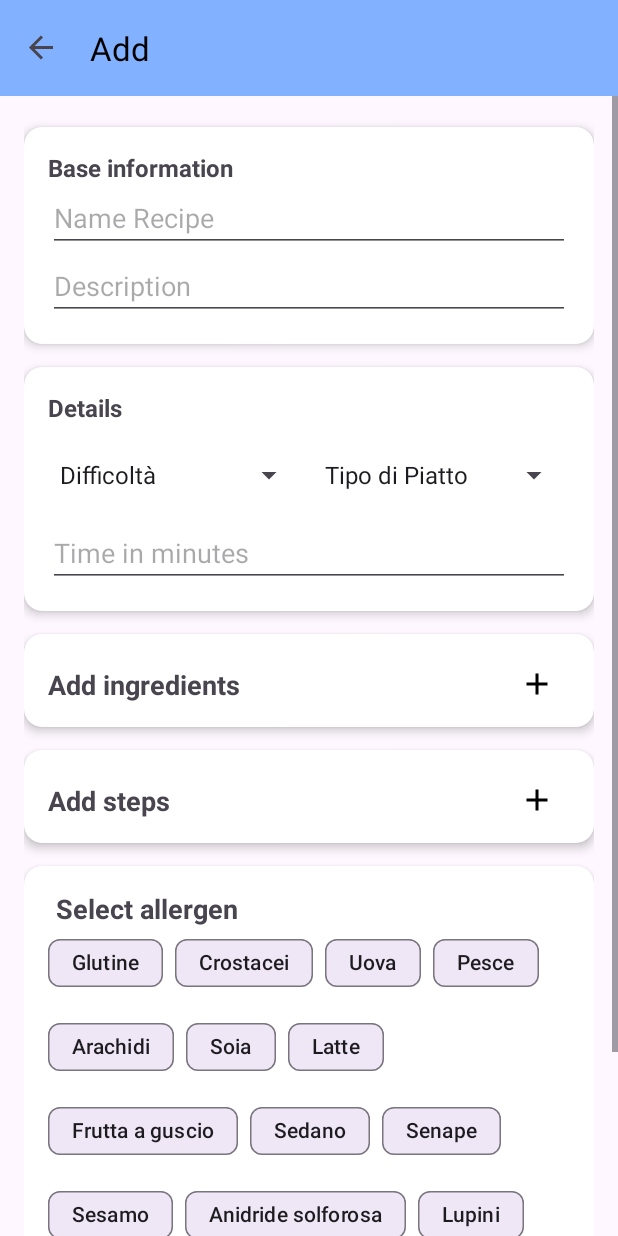
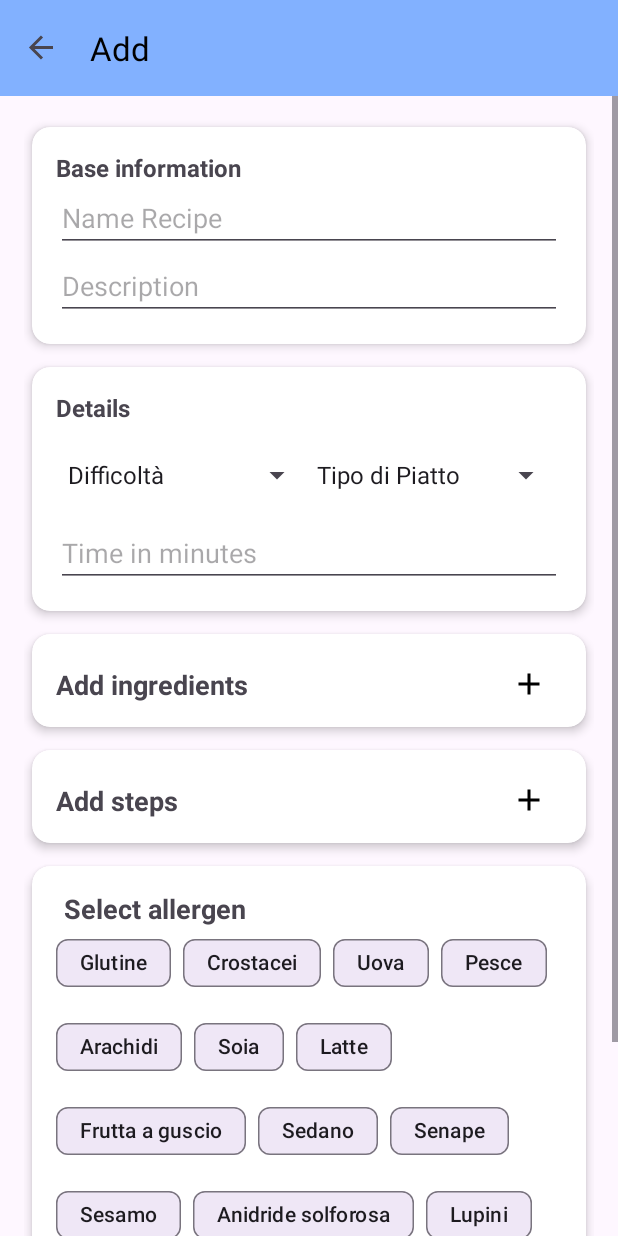
Before and after one commit to tinoLegend03/cookbook_v2, an Android app: the AddFragment screen opened through its navigation route, on a phone screen of 412 x 824 dp. Run offline under Robolectric (Android 15) with nearby library versions, the phone set to English and light mode, and no system bars; our stand-ins replace Room's generated code, navigation-ui.

Commit message:
Aggiunto dei margin left e right in add

```diff
--- a/app/src/main/java/com/project/roomdb_replica_ufficiale/fragments/list/ListFragment.kt
+++ b/app/src/main/java/com/project/roomdb_replica_ufficiale/fragments/list/ListFragment.kt
@@ -1,29 +1,20 @@
 package com.project.roomdb_replica_ufficiale.fragments.list
 
 import android.app.AlertDialog
-import android.content.Context
 import android.os.Bundle
 import androidx.fragment.app.Fragment
 import android.view.LayoutInflater
-import android.view.Menu
-import android.view.MenuInflater
-import android.view.SearchEvent
 import android.view.View
 import android.view.ViewGroup
-import android.view.inputmethod.InputMethodManager
 import android.widget.AdapterView
-import android.widget.ArrayAdapter
 import android.widget.SeekBar
 import android.widget.Toast
 import androidx.appcompat.widget.SearchView
 import androidx.lifecycle.LiveData
-import androidx.lifecycle.Observer
 import androidx.lifecycle.ViewModelProvider
 import androidx.navigation.fragment.findNavController
 import androidx.recyclerview.widget.LinearLayoutManager
 import com.project.roomdb_replica_ufficiale.R
-import com.project.roomdb_replica_ufficiale.adapter.RecentRecipesAdapter
-import com.project.roomdb_replica_ufficiale.data.istruzione.IstruzioneViewModel
 import com.project.roomdb_replica_ufficiale.data.ricetta.Ricetta
 import com.project.roomdb_replica_ufficiale.data.ricetta.RicettaViewModel
 import com.project.roomdb_replica_ufficiale.databinding.FragmentListBinding
@@ -164,10 +155,10 @@ class ListFragment : Fragment() {
         binding.toggleFiltersButton.setOnClickListener {
             if (binding.filterCard.visibility == View.GONE) {
                 binding.filterCard.visibility = View.VISIBLE
-                binding.toggleFiltersButton.setImageResource(R.drawable.ic_close) // ad esempio una X
+                binding.toggleFiltersButton.setImageResource(R.drawable.ic_close1) // ad esempio una X
             } else {
                 binding.filterCard.visibility = View.GONE
-                binding.toggleFiltersButton.setImageResource(R.drawable.ic_filter_list)
+                binding.toggleFiltersButton.setImageResource(R.drawable.ic_filter_list1)
             }
         }
 
--- a/app/src/main/res/layout-land/fragment_add.xml
+++ b/app/src/main/res/layout-land/fragment_add.xml
@@ -40,7 +40,9 @@
             app:layout_constraintEnd_toEndOf="@id/guideline_end_vertical"
             app:layout_constraintTop_toTopOf="@id/guideline_start_horizontal"
             app:cardElevation="4dp"
-            app:cardCornerRadius="12dp">
+            app:cardCornerRadius="12dp"
+            android:layout_marginLeft="5dp"
+            android:layout_marginRight="5dp">
 
             <androidx.constraintlayout.widget.ConstraintLayout
                 android:layout_width="match_parent"
@@ -91,7 +93,9 @@
             app:cardCornerRadius="12dp"
             app:layout_constraintStart_toStartOf="@id/guideline_start_vertical"
             app:layout_constraintEnd_toEndOf="@id/guideline_end_vertical"
-            app:layout_constraintTop_toBottomOf="@id/information_card">
+            app:layout_constraintTop_toBottomOf="@id/information_card"
+            android:layout_marginLeft="5dp"
+            android:layout_marginRight="5dp">
 
             <androidx.constraintlayout.widget.ConstraintLayout
                 android:layout_width="match_parent"
@@ -150,7 +154,9 @@
             app:cardCornerRadius="12dp"
             app:layout_constraintStart_toStartOf="@id/guideline_start_vertical"
             app:layout_constraintEnd_toEndOf="@id/guideline_end_vertical"
-            app:layout_constraintTop_toBottomOf="@id/details_card">
+            app:layout_constraintTop_toBottomOf="@id/details_card"
+            android:layout_marginLeft="5dp"
+            android:layout_marginRight="5dp">
 
             <androidx.constraintlayout.widget.ConstraintLayout
                 android:layout_width="match_parent"
@@ -206,7 +212,9 @@
             app:cardCornerRadius="12dp"
             app:layout_constraintStart_toStartOf="@id/guideline_start_vertical"
             app:layout_constraintEnd_toEndOf="@id/guideline_end_vertical"
-            app:layout_constraintTop_toBottomOf="@id/ingredienti_card">
+            app:layout_constraintTop_toBottomOf="@id/ingredienti_card"
+            android:layout_marginLeft="5dp"
+            android:layout_marginRight="5dp">
 
             <androidx.constraintlayout.widget.ConstraintLayout
                 android:layout_width="match_parent"
@@ -260,7 +268,9 @@
             app:cardCornerRadius="12dp"
             app:layout_constraintStart_toStartOf="@id/guideline_start_vertical"
             app:layout_constraintEnd_toEndOf="@id/guideline_end_vertical"
-            app:layout_constraintTop_toBottomOf="@id/step_card" >
+            app:layout_constraintTop_toBottomOf="@id/step_card"
+            android:layout_marginLeft="5dp"
+            android:layout_marginRight="5dp">
 
             <androidx.constraintlayout.widget.ConstraintLayout
                 android:layout_width="match_parent"
--- a/app/src/main/res/layout/fragment_add.xml
+++ b/app/src/main/res/layout/fragment_add.xml
@@ -40,7 +40,9 @@
             app:layout_constraintEnd_toEndOf="@id/guideline_end_vertical"
             app:layout_constraintTop_toTopOf="@id/guideline_start_horizontal"
             app:cardElevation="4dp"
-            app:cardCornerRadius="12dp">
+            app:cardCornerRadius="12dp"
+            android:layout_marginLeft="5dp"
+            android:layout_marginRight="5dp">
 
             <androidx.constraintlayout.widget.ConstraintLayout
                 android:layout_width="match_parent"
@@ -91,7 +93,9 @@
             app:cardCornerRadius="12dp"
             app:layout_constraintStart_toStartOf="@id/guideline_start_vertical"
             app:layout_constraintEnd_toEndOf="@id/guideline_end_vertical"
-            app:layout_constraintTop_toBottomOf="@id/information_card">
+            app:layout_constraintTop_toBottomOf="@id/information_card"
+            android:layout_marginLeft="5dp"
+            android:layout_marginRight="5dp">
 
             <androidx.constraintlayout.widget.ConstraintLayout
                 android:layout_width="match_parent"
@@ -150,7 +154,9 @@
             app:cardCornerRadius="12dp"
             app:layout_constraintStart_toStartOf="@id/guideline_start_vertical"
             app:layout_constraintEnd_toEndOf="@id/guideline_end_vertical"
-            app:layout_constraintTop_toBottomOf="@id/details_card">
+            app:layout_constraintTop_toBottomOf="@id/details_card"
+            android:layout_marginLeft="5dp"
+            android:layout_marginRight="5dp">
 
             <androidx.constraintlayout.widget.ConstraintLayout
                 android:layout_width="match_parent"
@@ -206,7 +212,9 @@
             app:cardCornerRadius="12dp"
             app:layout_constraintStart_toStartOf="@id/guideline_start_vertical"
             app:layout_constraintEnd_toEndOf="@id/guideline_end_vertical"
-            app:layout_constraintTop_toBottomOf="@id/ingredienti_card">
+            app:layout_constraintTop_toBottomOf="@id/ingredienti_card"
+            android:layout_marginLeft="5dp"
+            android:layout_marginRight="5dp">
 
             <androidx.constraintlayout.widget.ConstraintLayout
                 android:layout_width="match_parent"
@@ -260,7 +268,9 @@
             app:cardCornerRadius="12dp"
             app:layout_constraintStart_toStartOf="@id/guideline_start_vertical"
             app:layout_constraintEnd_toEndOf="@id/guideline_end_vertical"
-            app:layout_constraintTop_toBottomOf="@id/step_card" >
+            app:layout_constraintTop_toBottomOf="@id/step_card"
+            android:layout_marginLeft="5dp"
+            android:layout_marginRight="5dp">
 
             <androidx.constraintlayout.widget.ConstraintLayout
                 android:layout_width="match_parent"
@@ -299,6 +309,7 @@
             app:layout_constraintTop_toBottomOf="@id/allerg_card"
             app:layout_constraintStart_toStartOf="@id/guideline_start_vertical"
             app:layout_constraintEnd_toEndOf="@id/guideline_end_vertical"
+            android:layout_marginTop="10dp"
             />
 
     </androidx.constraintlayout.widget.ConstraintLayout>
--- a/app/src/main/res/layout/fragment_list.xml
+++ b/app/src/main/res/layout/fragment_list.xml
@@ -22,7 +22,7 @@
         android:id="@+id/toggleFiltersButton"
         android:layout_width="wrap_content"
         android:layout_height="wrap_content"
-        android:src="@drawable/ic_filter_list"
+        android:src="@drawable/ic_filter_list1"
         android:contentDescription="Filtri"
         app:tint="?attr/colorPrimary"
         android:background="@android:color/transparent"
```
